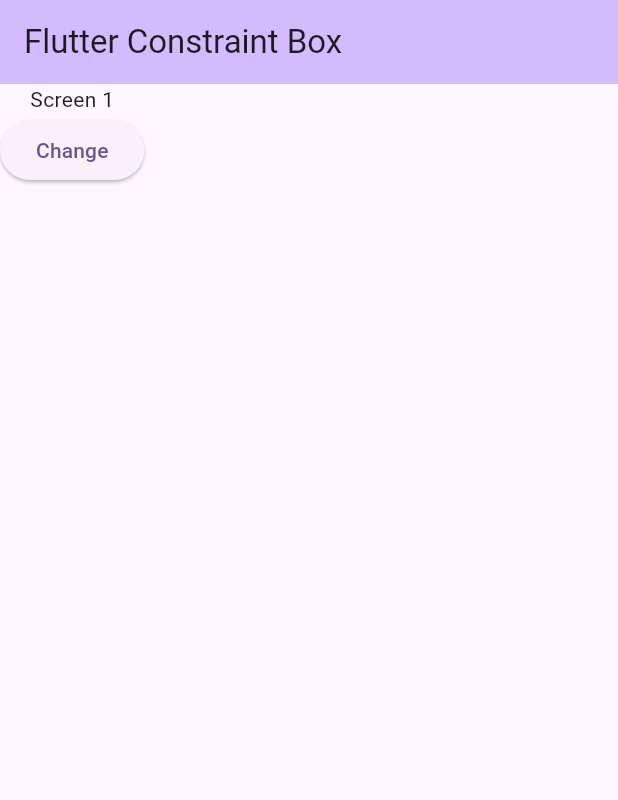
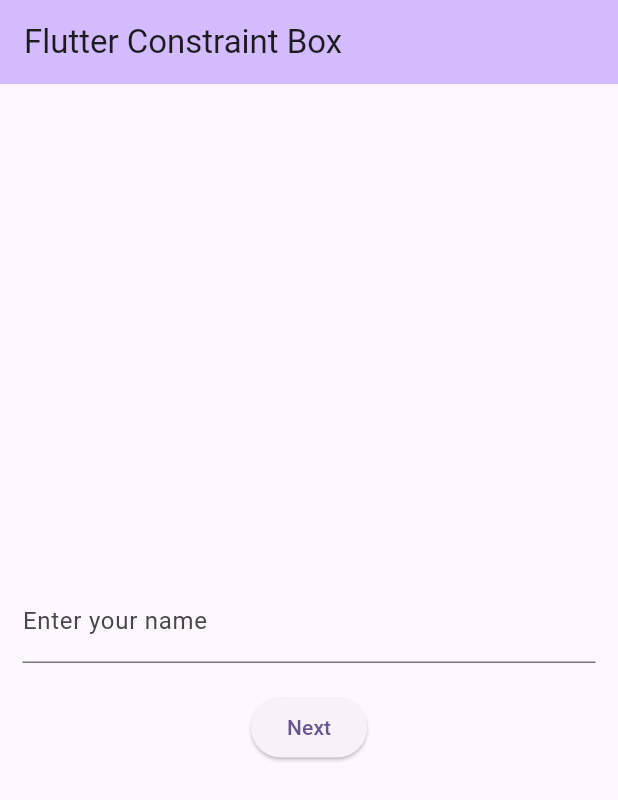
Before and after one commit to AnirudhDas01/flutter_prac_2, a Flutter app: the screen it shows after launch, on a phone screen of 412 x 824 dp. Shown: the top 800 px of the screen. Run offline on Flutter 3.47's test engine with Material 3 defaults, Android fonts, the phone set to English and light mode, and no system bars.

Commit message:
code update

```diff
--- a/lib/main.dart
+++ b/lib/main.dart
@@ -1,6 +1,5 @@
 import 'package:flutter/material.dart';
-import 'package:manage_states/intro_page.dart';
-import 'package:manage_states/splash_screen.dart';
+import 'package:manage_states/hello_screen.dart';
 
 void main() {
   runApp(const MyApp());
@@ -14,7 +13,7 @@
     return MaterialApp(
       debugShowCheckedModeBanner: false,
       theme: ThemeData(colorScheme: .fromSeed(seedColor: Colors.deepPurple)),
-      home: SplashScreen(),
+      home: MyHomePage(),
     );
   }
 }
@@ -27,6 +26,8 @@
 }
 
 class _MyHomePageState extends State<MyHomePage> {
+  TextEditingController nameController = TextEditingController();
+
   @override
   Widget build(BuildContext context) {
     return Scaffold(
@@ -34,19 +35,35 @@
         backgroundColor: Theme.of(context).colorScheme.inversePrimary,
         title: Text("Flutter Constraint Box"),
       ),
-      body: Column(
+      body: Center(
+        child: Column(
+          mainAxisAlignment: MainAxisAlignment.center,
+          crossAxisAlignment: CrossAxisAlignment.center,
+          spacing: 4,
           children: [
-          Text("Screen 1"),
+            Padding(
+              padding: const EdgeInsets.all(15.0),
+              child: TextField(
+                controller: nameController,
+                decoration: InputDecoration(labelText: "Enter your name"),
+              ),
+            ),
             ElevatedButton(
               onPressed: () {
+                if (nameController.text.toString().isNotEmpty) {
                   Navigator.push(
                     context,
-                MaterialPageRoute(builder: (builder) => IntoPage()),
+                    MaterialPageRoute(
+                      builder: (builder) =>
+                          HelloScreen(name: nameController.text.toString()),
+                    ),
                   );
+                }
               },
-            child: Text("Change"),
+              child: Text("Next"),
             ),
           ],
+        ),
       ),
     );
   }
--- a/pubspec.yaml
+++ b/pubspec.yaml
@@ -34,6 +34,7 @@
   # The following adds the Cupertino Icons font to your application.
   # Use with the CupertinoIcons class for iOS style icons.
   cupertino_icons: ^1.0.8
+  fluttertoast: ^9.0.0
 
 dev_dependencies:
   flutter_test:
```
Also changed, not shown: lib/hello_screen.dart (added, +28 -0 lines), lib/intro_page.dart (deleted, +0 -30 lines), lib/splash_screen.dart (deleted, +0 -41 lines), pubspec.lock. Lines whose indentation alone changed are shown as unchanged.
